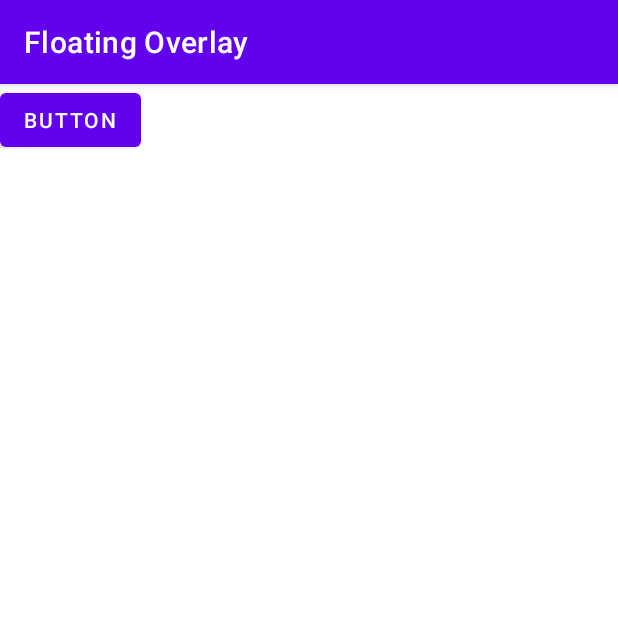
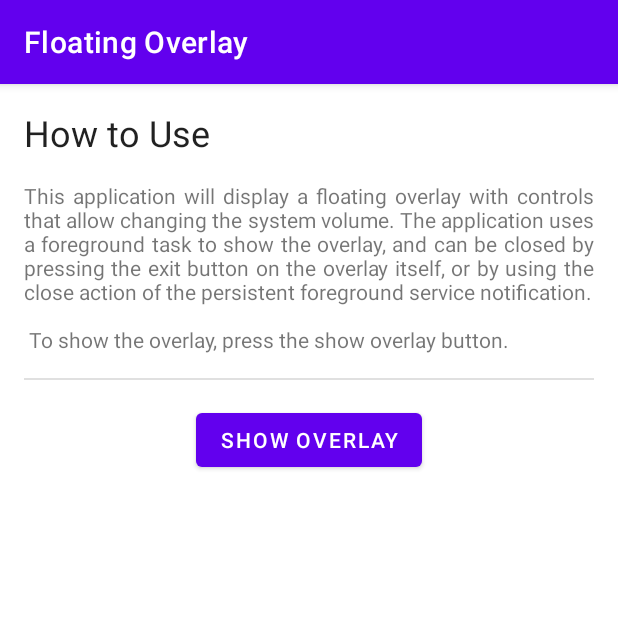
Before and after one commit to florinzaicu/FloatingOverlay, an Android app: the MainActivity screen opened directly, with no data from a screen before it, on a phone screen of 412 x 824 dp, the top half of it. Run offline under Robolectric (Android 15) with nearby library versions, the phone set to English and light mode, and no system bars.

Commit message:
Add instructions to main activity and extra comments

```diff
--- a/app/src/main/java/nz/co/zsd/floatingvolume/MainActivity.kt
+++ b/app/src/main/java/nz/co/zsd/floatingvolume/MainActivity.kt
@@ -6,13 +6,18 @@ import android.util.Log
 import android.view.View
 import androidx.appcompat.app.AppCompatActivity
 
-
 class MainActivity : AppCompatActivity() {
+    /**
+     * On create inflate the layout of the activity
+     */
     override fun onCreate(savedInstanceState: Bundle?) {
         super.onCreate(savedInstanceState)
         setContentView(R.layout.activity_main)
     }
 
+    /**
+     * On activity resume check if the app has all required permissions
+     */
     override fun onResume() {
         super.onResume()
 
@@ -40,7 +45,11 @@ class MainActivity : AppCompatActivity() {
         }
     }
 
-    fun startOverlayService (v: View) {
+    /**
+     * On press of the show overlay button start the foreground service to display the floating
+     * overlay controls
+     */
+    fun startOverlayService (@Suppress("UNUSED_PARAMETER") v: View) {
         startForegroundService(Intent(this, OverlayService::class.java))
     }
 }
--- a/app/src/main/res/layout/activity_main.xml
+++ b/app/src/main/res/layout/activity_main.xml
@@ -1,14 +1,32 @@
 <?xml version="1.0" encoding="utf-8"?>
-<androidx.constraintlayout.widget.ConstraintLayout xmlns:android="http://schemas.android.com/apk/res/android"
-    xmlns:app="http://schemas.android.com/apk/res-auto"
-    xmlns:tools="http://schemas.android.com/tools"
-    android:layout_width="match_parent"
-    android:layout_height="match_parent"
-    tools:context=".MainActivity">
+<LinearLayout xmlns:android="http://schemas.android.com/apk/res/android"
+xmlns:tools="http://schemas.android.com/tools"
+android:orientation="vertical"
+android:layout_width="match_parent"
+android:layout_height="match_parent"
+android:padding="@dimen/activity_horizontal_margin">
+    <TextView
+        android:layout_width="match_parent"
+        android:layout_height="wrap_content"
+        android:textAppearance="@style/TextAppearance.AppCompat.Headline"
+        android:layout_marginBottom="@dimen/material_item_spacing"
+        android:text="@string/main_instructions_heading" />
+    <TextView
+        android:layout_width="match_parent"
+        android:layout_height="wrap_content"
+        android:justificationMode="inter_word"
+        android:text="@string/main_instructions_text" />
+
+    <com.google.android.material.divider.MaterialDivider
+        android:layout_width="match_parent"
+        android:layout_height="wrap_content"
+        android:layout_marginTop="@dimen/material_item_spacing"
+        android:layout_marginBottom="@dimen/material_item_spacing" />
     <Button
         android:id="@+id/button"
         android:layout_width="wrap_content"
         android:layout_height="wrap_content"
-        android:text="Button"
-        android:onClick="startOverlayService" />
-</androidx.constraintlayout.widget.ConstraintLayout>
+        android:layout_gravity="center"
+        android:onClick="startOverlayService"
+        android:text="Show Overlay" />
+</LinearLayout>
--- a/app/src/main/res/values/strings.xml
+++ b/app/src/main/res/values/strings.xml
@@ -1,5 +1,16 @@
 <resources>
     <string name="app_name">Floating Overlay</string>
+
+    <!-- Main activity strings -->
+    <string name="main_instructions_heading">How to Use</string>
+    <string name="main_instructions_text">
+        This application will display a floating overlay with controls that allow changing the system
+        volume. The application uses a foreground task to show the overlay, and can be closed by
+        pressing the exit button on the overlay itself, or by using the close action of the persistent
+        foreground service notification.
+        \n\n
+        To show the overlay, press the show overlay button.
+    </string>
 
     <!-- Permissions activity strings -->
     <string name="perm_req_heading">Permission Required</string>
```
Also changed, not shown: 1 other file.
